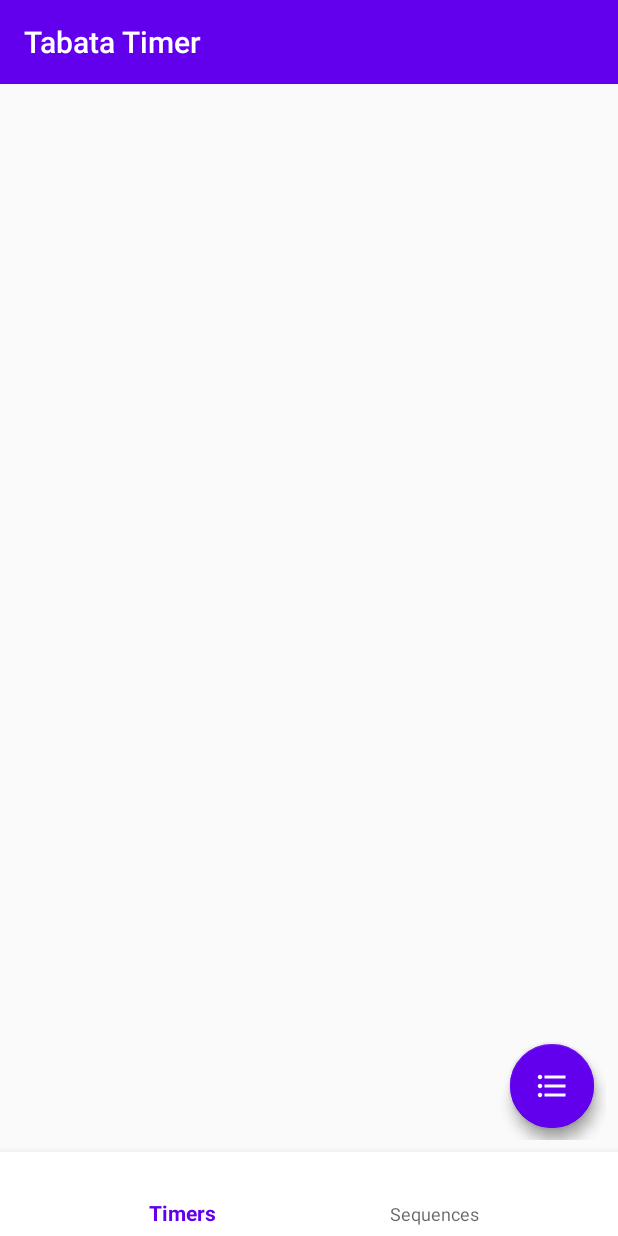
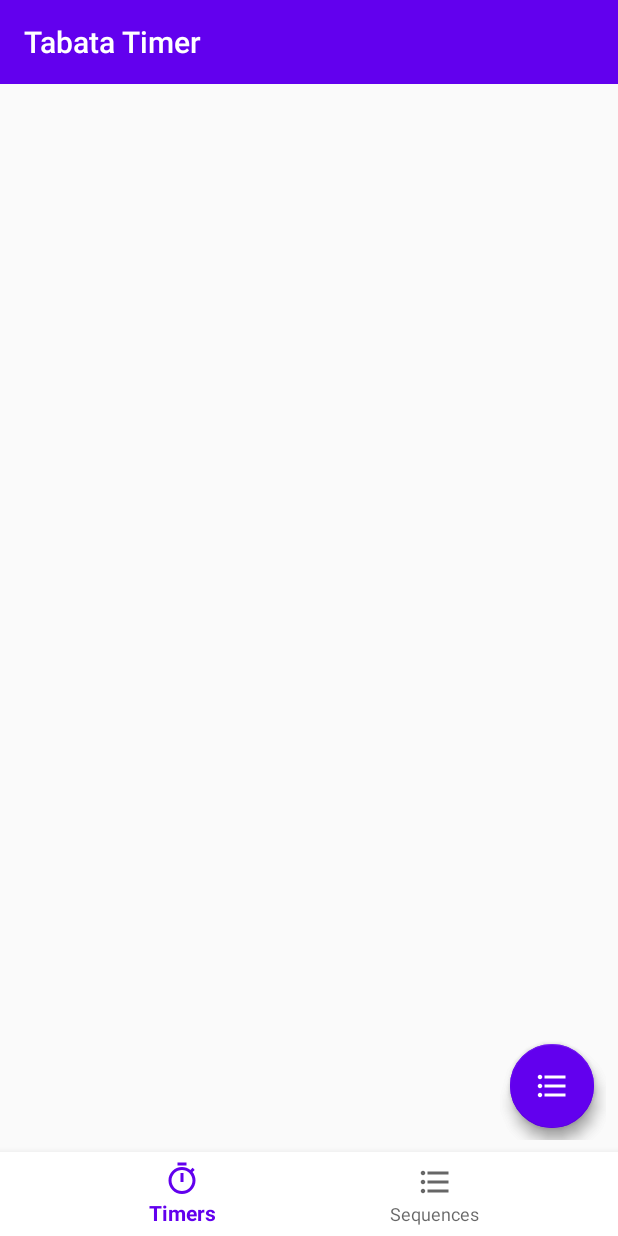
Before and after one commit to explosion204/tabata-timer, an Android app: the screen it shows after launch (MainActivity), on a phone screen of 412 x 824 dp. Run offline under Robolectric (Android 15) with nearby library versions, the phone set to English and light mode, and no system bars; our stand-ins replace Dagger/Hilt's generated code, Room's generated code, navigation-ui; libraries missing offline, so code that uses them is left out: com.github.clans.fab; plain views replace FloatingActionButton, FloatingActionMenu; 5 statements that could not run were skipped.

Commit message:
added bottom navigation icons (finally!)

```diff
--- a/app/src/main/res/menu/bottom_navigation_menu.xml
+++ b/app/src/main/res/menu/bottom_navigation_menu.xml
@@ -6,11 +6,13 @@
 
     <item
         android:id="@+id/timers_page"
+        android:icon="@drawable/ic_timer_24"
         android:enabled="true"
         android:title="@string/bottom_nav_timers" />
 
     <item
         android:id="@+id/sequences_page"
+        android:icon="@drawable/ic_sequence_24"
         android:enabled="true"
         android:title="@string/bottom_nav_sequences"/>
 
```
